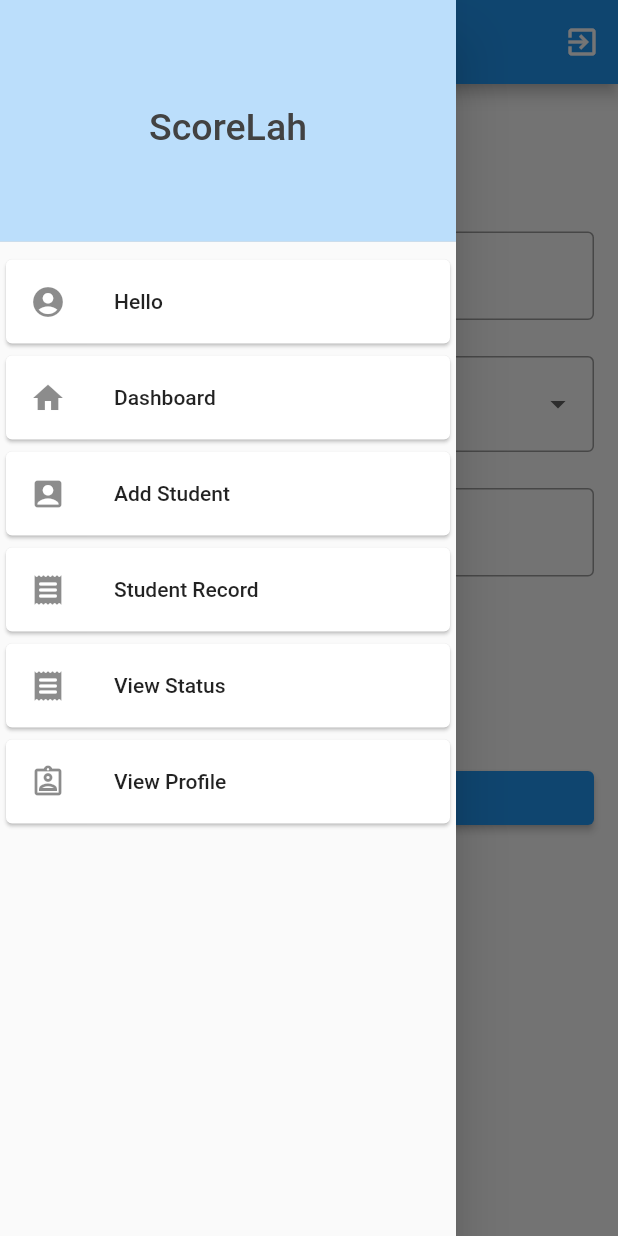
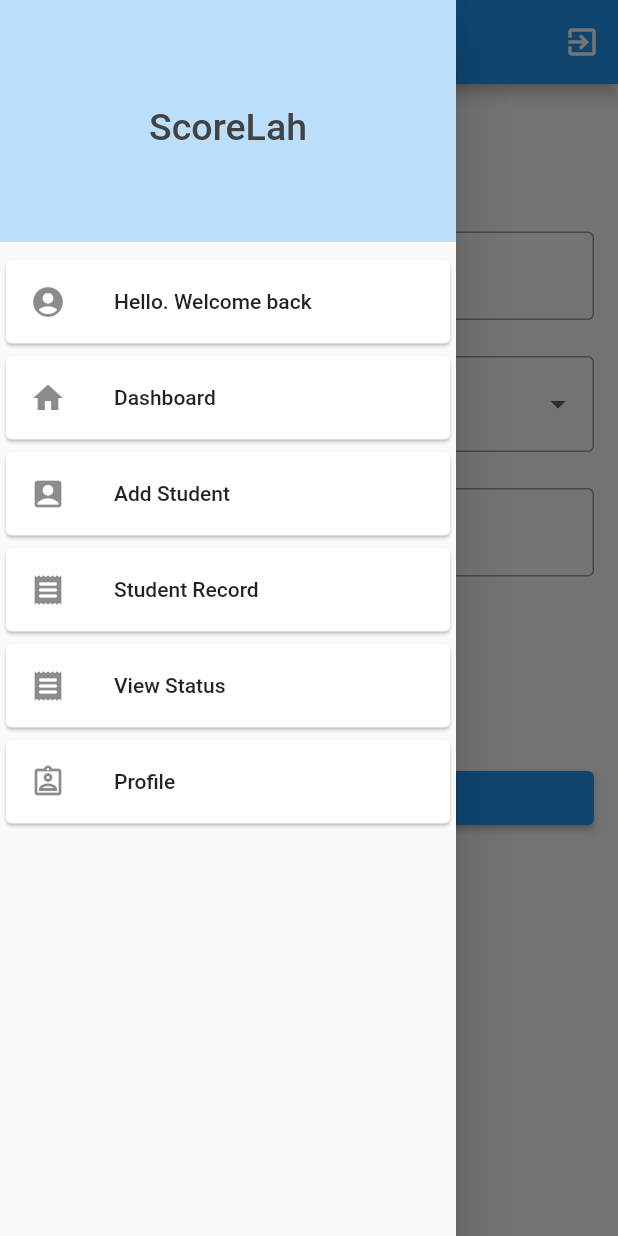
Before and after one commit to lildaizee/score-Lah, a Flutter app: the AddStudent screen opened directly, with the side drawer open, on a phone screen of 412 x 824 dp. Run offline on Flutter 3.47's test engine with Material 2 defaults, Android fonts, the phone set to English and light mode, and no system bars; our stand-ins replace cached_network_image, carousel_slider, cloud_firestore, file_picker, firebase_auth, firebase_core and 4 more; accounts and stored records are empty.

Commit message:
4. Drawer Screen

```diff
--- a/lib/Screen/drawer.dart
+++ b/lib/Screen/drawer.dart
@@ -36,10 +36,14 @@ class SideDrawer extends StatelessWidget {
           Card(
             child: ListTile(
               leading: Icon(Icons.account_circle_sharp),
-              title: Text('Hello ' + user.fullname ?? ''),
+              title: Text('Hello. Welcome back ' + user.fullname ?? ''),
               onTap: () {
                 var firebaseUser = FirebaseAuth.instance.currentUser;
-                FirebaseFirestore.instance.collection("Users").doc(firebaseUser.uid).get().then((value) {
+                FirebaseFirestore.instance
+                    .collection("Users")
+                    .doc(firebaseUser.uid)
+                    .get()
+                    .then((value) {
                   print(value.data().length);
                 });
               },
@@ -68,7 +72,8 @@ class SideDrawer extends StatelessWidget {
                           Navigator.pushReplacement(
                             context,
                             //MaterialPageRoute(builder: (context) => BookingHistory()),
-                            MaterialPageRoute(builder: (context) => AddStudent()),
+                            MaterialPageRoute(
+                                builder: (context) => AddStudent()),
                           ),
                         },
                       ),
@@ -115,7 +120,7 @@ class SideDrawer extends StatelessWidget {
           Card(
             child: ListTile(
                 leading: Icon(Icons.assignment_ind_outlined),
-                title: Text('View Profile'),
+                title: Text('Profile'),
                 onTap: () => {
                       Navigator.push(
                         context,
```
Also changed, not shown: 1 other file.
